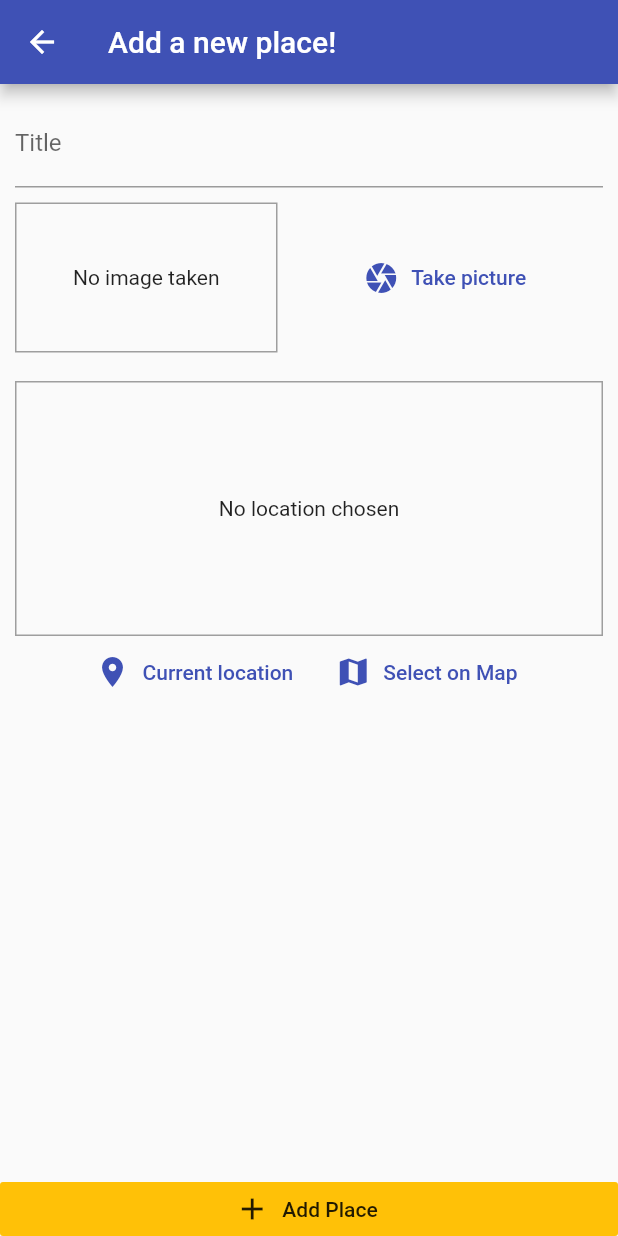
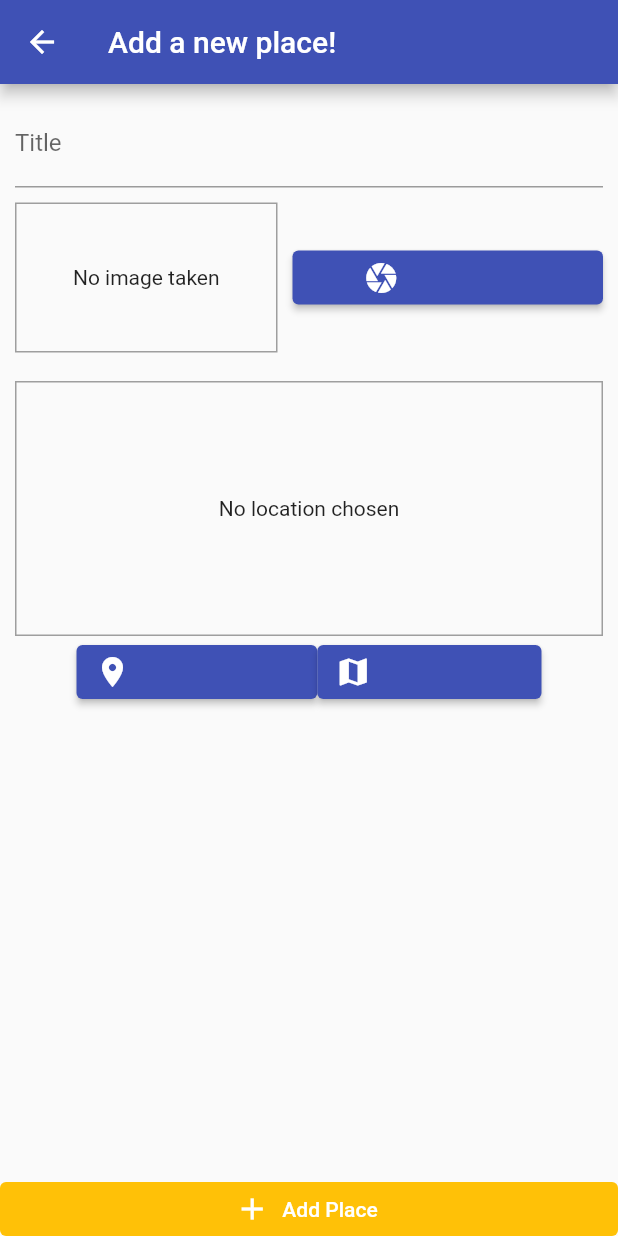
Before and after one commit to yell8er/place_saver, a Flutter app: the AddPlaceScreen screen opened by its route, on a phone screen of 412 x 824 dp. Run offline on Flutter 3.47's test engine with Material 2 defaults, Android fonts, the phone set to English and light mode, and no system bars; our stand-ins replace google_maps_flutter, image_picker, location.

Commit message:
Replace depricated buttons

```diff
--- a/lib/screens/add_place_screen.dart
+++ b/lib/screens/add_place_screen.dart
@@ -32,8 +32,8 @@ class _AddPlaceScreenState extends State<AddPlaceScreen> {
         _pickedLocation == null) {
       return;
     }
-    Provider.of<GreatPlaces>(context, listen: false)
-        .addPlace(_titleController.text, _pickedImage, _pickedLocation);
+    Provider.of<GreatPlaces>(context, listen: false).addPlace(
+        _titleController.text, _pickedImage, _pickedLocation);
     Navigator.of(context).pop();
   }
 
@@ -70,13 +70,17 @@ class _AddPlaceScreenState extends State<AddPlaceScreen> {
               ),
             ),
           ),
-          RaisedButton.icon(
+          ElevatedButton.icon(
             onPressed: _savePlace,
             icon: Icon(Icons.add),
             label: Text('Add Place'),
-            elevation: 0,
-            materialTapTargetSize: MaterialTapTargetSize.shrinkWrap,
-            color: Theme.of(context).accentColor,
+
+            style: ElevatedButton.styleFrom(
+              backgroundColor:
+                  Theme.of(context).colorScheme.secondary,
+              tapTargetSize: MaterialTapTargetSize.shrinkWrap,
+              elevation: 0,
+            ),
             // style: ElevatedButton.styleFrom(elevation: 0),
           )
         ],
--- a/lib/screens/place_detail_screen.dart
+++ b/lib/screens/place_detail_screen.dart
@@ -39,7 +39,7 @@ class PlaceDetailScreen extends StatelessWidget {
           SizedBox(
             height: 10,
           ),
-          FlatButton(
+          ElevatedButton(
             onPressed: () {
               Navigator.of(context).push(
                 MaterialPageRoute(
@@ -51,8 +51,11 @@ class PlaceDetailScreen extends StatelessWidget {
                 ),
               );
             },
-            child: Text('View on Map'),
-            textColor: Theme.of(context).primaryColor,
+            style: ElevatedButton.styleFrom(),
+            child: Text(
+              'View on Map',
+              style: TextStyle(color: Theme.of(context).primaryColor),
+            ),
           ),
         ],
       ),
--- a/lib/widgets/image_input.dart
+++ b/lib/widgets/image_input.dart
@@ -29,7 +29,8 @@ class _ImageInputState extends State<ImageInput> {
     });
     final appDir = await syspaths.getApplicationDocumentsDirectory();
     final fileName = path.basename(imageFile.path);
-    final savedImage = await imageFile.copy('${appDir.path}/$fileName');
+    final savedImage =
+        await imageFile.copy('${appDir.path}/$fileName');
     widget.onSelectImage(savedImage);
   }
 
@@ -62,11 +63,13 @@ class _ImageInputState extends State<ImageInput> {
           width: 10,
         ),
         Expanded(
-          child: FlatButton.icon(
+          child: ElevatedButton.icon(
             onPressed: _takePicture,
             icon: Icon(Icons.camera),
-            label: Text('Take picture'),
-            textColor: Theme.of(context).primaryColor,
+            label: Text(
+              'Take picture',
+              style: TextStyle(color: Theme.of(context).primaryColor),
+            ),
           ),
         ),
       ],
--- a/lib/widgets/location_input.dart
+++ b/lib/widgets/location_input.dart
@@ -15,7 +15,8 @@ class LocationInput extends StatefulWidget {
 class _LocationInputState extends State<LocationInput> {
   String _previewImageUrl;
   void _showPreview(double lat, double lng) {
-    final staticMapImageUrl = LocationHelper.generalLocationPreviewImage(
+    final staticMapImageUrl =
+        LocationHelper.generalLocationPreviewImage(
       latitude: lat,
       longitude: lng,
     );
@@ -46,8 +47,10 @@ class _LocationInputState extends State<LocationInput> {
     if (selectedLocation == null) {
       return;
     }
-    _showPreview(selectedLocation.latitude, selectedLocation.longitude);
-    widget.onSelectPlace(selectedLocation.latitude, selectedLocation.longitude);
+    _showPreview(
+        selectedLocation.latitude, selectedLocation.longitude);
+    widget.onSelectPlace(
+        selectedLocation.latitude, selectedLocation.longitude);
   }
 
   @override
@@ -77,16 +80,24 @@ class _LocationInputState extends State<LocationInput> {
         Row(
           mainAxisAlignment: MainAxisAlignment.center,
           children: [
-            FlatButton.icon(
+            ElevatedButton.icon(
               icon: Icon(Icons.location_on),
-              label: Text('Current location'),
-              textColor: Theme.of(context).primaryColor,
+              label: Text(
+                'Current location',
+                style: TextStyle(
+                  color: Theme.of(context).primaryColor,
+                ),
+              ),
               onPressed: _getCurrentUserLocation,
             ),
-            FlatButton.icon(
+            ElevatedButton.icon(
               icon: Icon(Icons.map),
-              label: Text('Select on Map'),
-              textColor: Theme.of(context).primaryColor,
+              label: Text(
+                'Select on Map',
+                style: TextStyle(
+                  color: Theme.of(context).primaryColor,
+                ),
+              ),
               onPressed: _selectOnMap,
             ),
           ],
--- a/pubspec.yaml
+++ b/pubspec.yaml
@@ -24,6 +24,9 @@ dependencies:
   flutter:
     sdk: flutter
   provider: ^5.0.0
+
+dependency_overrides:
+  platform: ^3.1.0
 
 
 
```
Also changed, not shown: pubspec.lock, 4 other files.
